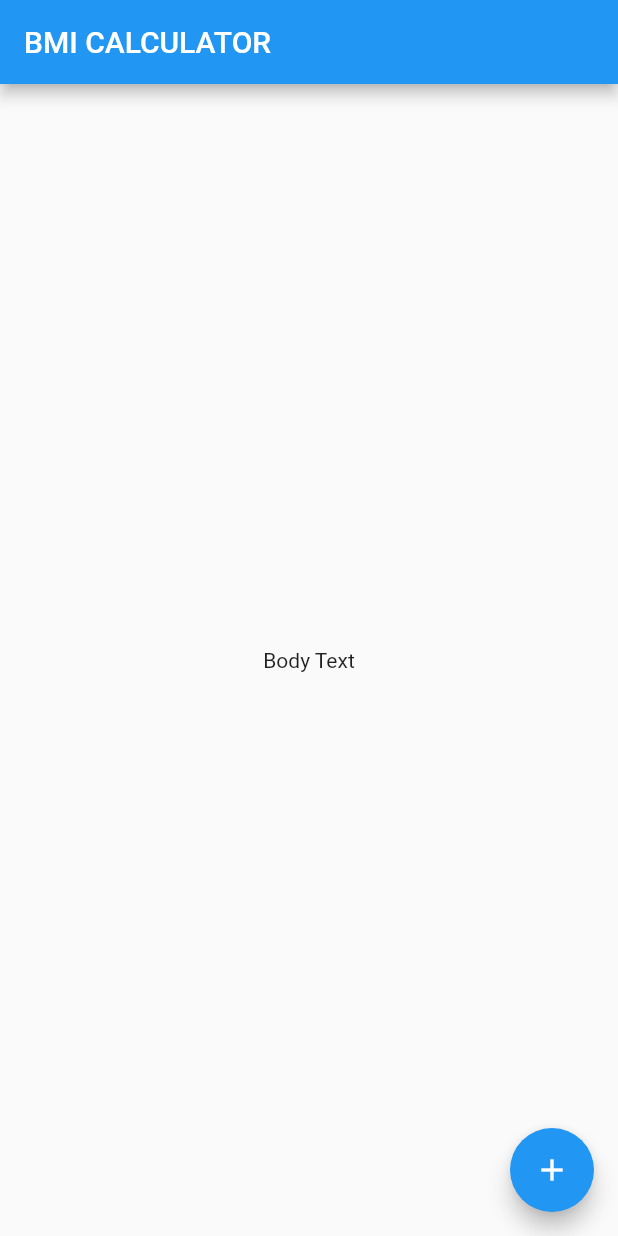
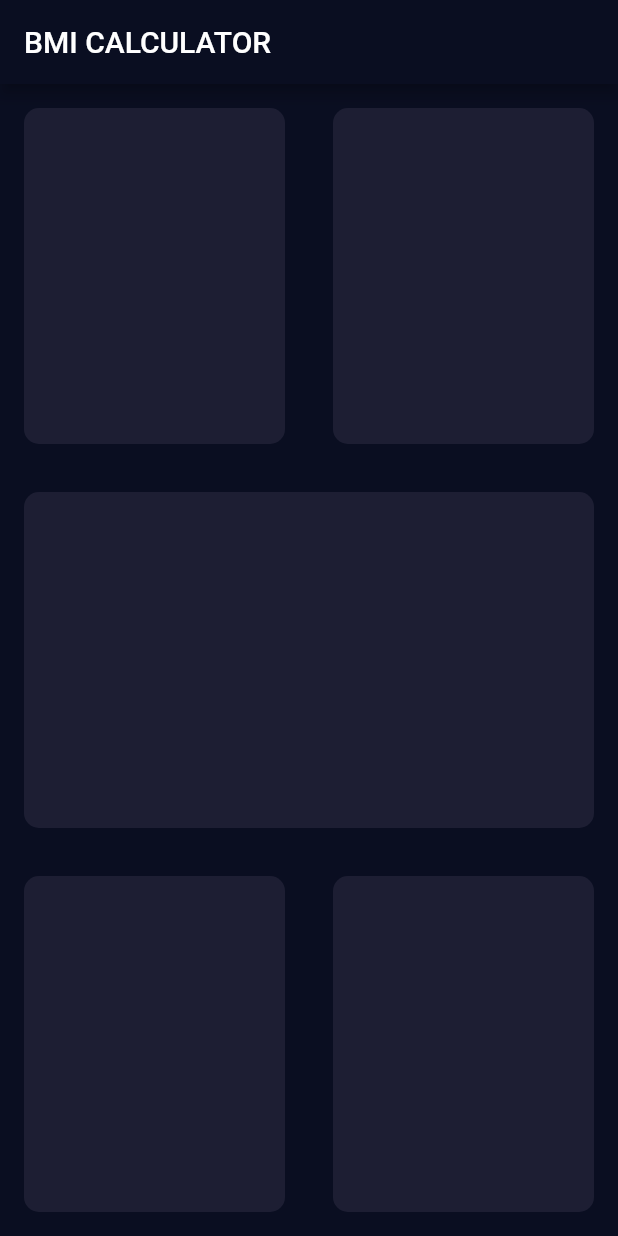
Before and after one commit to VivekV95/bmi-calculator-flutter, a Flutter app: the screen it shows after launch, on a phone screen of 412 x 824 dp. Run offline on Flutter 3.47's test engine with Material 2 defaults, Android fonts, the phone set to English and light mode, and no system bars.

Commit message:
Create calculator page layout

```diff
--- /dev/null
+++ b/lib/input_page.dart
@@ -0,0 +1,71 @@
+import 'package:flutter/material.dart';
+
+class InputPage extends StatefulWidget {
+  @override
+  _InputPageState createState() => _InputPageState();
+}
+
+class _InputPageState extends State<InputPage> {
+  @override
+  Widget build(BuildContext context) {
+    return Scaffold(
+      appBar: AppBar(
+        title: Text('BMI CALCULATOR'),
+      ),
+      body: Column(
+        children: <Widget>[
+          Expanded(
+            child: Row(
+              mainAxisAlignment: MainAxisAlignment.spaceEvenly,
+              children: <Widget>[
+                Expanded(
+                  child: ReusableCard(),
+                ),
+                Expanded(
+                  child: ReusableCard(),
+                ),
+              ],
+            ),
+          ),
+          Expanded(
+            child: ReusableCard(),
+          ),
+          Expanded(
+            child: Row(
+              mainAxisAlignment: MainAxisAlignment.spaceEvenly,
+              children: <Widget>[
+                Expanded(
+                  child: ReusableCard(),
+                ),
+                Expanded(
+                  child: ReusableCard(),
+                ),
+              ],
+            ),
+          ),
+        ],
+      ),
+    );
+  }
+}
+
+class ReusableCard extends StatelessWidget {
+  @override
+  Widget build(BuildContext context) {
+    return Container(
+      margin: EdgeInsets.all(16),
+      decoration: BoxDecoration(
+        color: Color(0xff1d1e33),
+        borderRadius: BorderRadius.circular(10),
+      ),
+    );
+  }
+}
+
+//Container(
+//margin: EdgeInsets.all(16),
+//decoration: BoxDecoration(
+//color: Color(0xff1d1e33),
+//borderRadius: BorderRadius.circular(10),
+//),
+//),
--- a/lib/main.dart
+++ b/lib/main.dart
@@ -1,4 +1,6 @@
 import 'package:flutter/material.dart';
+
+import 'input_page.dart';
 
 void main() => runApp(BMICalculator());
 
@@ -6,29 +8,15 @@ class BMICalculator extends StatelessWidget {
   @override
   Widget build(BuildContext context) {
     return MaterialApp(
+      theme: ThemeData.dark().copyWith(
+        scaffoldBackgroundColor: Color(0xFF0A0e21),
+        primaryColor: Color(0xFF0A0e21),
+        accentColor: Colors.purple,
+        textTheme: TextTheme(
+          body1: TextStyle(color: Colors.white),
+        ),
+      ),
       home: InputPage(),
     );
   }
 }
-
-class InputPage extends StatefulWidget {
-  @override
-  _InputPageState createState() => _InputPageState();
-}
-
-class _InputPageState extends State<InputPage> {
-  @override
-  Widget build(BuildContext context) {
-    return Scaffold(
-      appBar: AppBar(
-        title: Text('BMI CALCULATOR'),
-      ),
-      body: Center(
-        child: Text('Body Text'),
-      ),
-      floatingActionButton: FloatingActionButton(
-        child: Icon(Icons.add),
-      ),
-    );
-  }
-}
```
